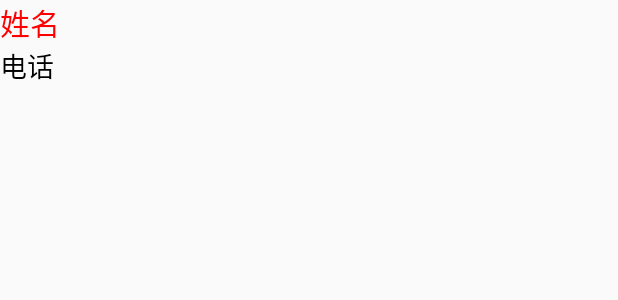
After one commit to soha1018/Mobilesafe, an Android app: the layout contact_item.xml on its own in the app's theme, with its tools: preview values and no code run, on a phone screen of 412 x 824 dp. The commit adds this screen. Shown: the top 300 px of the screen. Run offline under Robolectric (Android 15) with nearby library versions, the phone set to English and light mode, and no system bars.

Commit message:
第一次提交

```diff
--- a/app/src/main/AndroidManifest.xml
+++ b/app/src/main/AndroidManifest.xml
@@ -4,6 +4,8 @@
     <uses-permission android:name="android.permission.INTERNET"></uses-permission>
     <uses-permission android:name="android.permission.WRITE_EXTERNAL_STORAGE"></uses-permission>
     <uses-permission android:name="android.permission.READ_PHONE_STATE"></uses-permission>
+    <uses-permission android:name="android.permission.READ_CONTACTS"></uses-permission>
+    <uses-permission android:name="android.permission.WRITE_CONTACTS"></uses-permission>
 
     <application
         android:allowBackup="true"
@@ -32,6 +34,8 @@
         <activity android:name=".Activity.Setup3Activity"></activity>
         <!--手机防盗导航界面四。-->
         <activity android:name=".Activity.Setup4Activity"></activity>
+        <!--选择联系人的界面-->
+        <activity android:name=".Activity.SelectContactActivity"></activity>
     </application>
 
 </manifest>
--- a/app/src/main/java/com/itsoha/mobilesafe/Activity/HomeActivity.java
+++ b/app/src/main/java/com/itsoha/mobilesafe/Activity/HomeActivity.java
@@ -132,6 +132,7 @@ public class HomeActivity extends Activity {
 
                         Intent intent = new Intent(getApplicationContext(), SetupOverActivity.class);
                         startActivity(intent);
+
                         alertDialog.dismiss();
 
                     }else {
--- a/app/src/main/java/com/itsoha/mobilesafe/Activity/Setup2Activity.java
+++ b/app/src/main/java/com/itsoha/mobilesafe/Activity/Setup2Activity.java
@@ -61,7 +61,7 @@ public class Setup2Activity extends Activity {
     //跳转到下一个界面
     public void nextPage(View view) {
         String simNumber = SpUtils.getString(this, ConstanVlauel.SIM_NUMBER, "");
-        if (TextUtils.isEmpty(simNumber)) {
+        if (!TextUtils.isEmpty(simNumber)) {
 
             Intent intent = new Intent(this, Setup3Activity.class);
             startActivity(intent);
--- /dev/null
+++ b/app/src/main/res/layout/contact_item.xml
@@ -0,0 +1,24 @@
+<?xml version="1.0" encoding="utf-8"?>
+<LinearLayout xmlns:android="http://schemas.android.com/apk/res/android"
+    android:layout_width="match_parent"
+    android:layout_height="match_parent"
+    android:orientation="vertical" >
+
+    <TextView
+        android:id="@+id/tv_contact_name"
+        android:textSize="20sp"
+        android:textColor="#f00"
+        android:text="姓名"
+        android:layout_width="wrap_content"
+        android:layout_height="wrap_content"
+        />
+    <TextView
+        android:id="@+id/tv_contact_phone"
+        android:textSize="18sp"
+        android:textColor="#000"
+        android:text="电话"
+        android:layout_width="wrap_content"
+        android:layout_height="wrap_content"
+        />
+
+</LinearLayout>
--- a/app/src/main/res/values/styles.xml
+++ b/app/src/main/res/values/styles.xml
@@ -7,6 +7,7 @@
         <item name="colorPrimaryDark">@color/colorPrimaryDark</item>
         <item name="colorAccent">@color/colorAccent</item>
         <item name="windowNoTitle">true</item>
+        <item name="android:windowFullscreen">?android:windowNoTitle</item>
     </style>
 
 
```
Also changed, not shown: app/src/main/java/com/itsoha/mobilesafe/Activity/SelectContactActivity.java (added, +158 -0 lines), app/src/main/java/com/itsoha/mobilesafe/Activity/Setup3Activity.java (+69 -3 lines), app/src/main/java/com/itsoha/mobilesafe/Activity/Setup4Activity.java (+59 -8 lines), app/src/main/java/com/itsoha/mobilesafe/Utils/ConstanVlauel.java (+8 -0 lines), app/src/main/res/layout/activity_select_contact.xml (added, +10 -0 lines).
